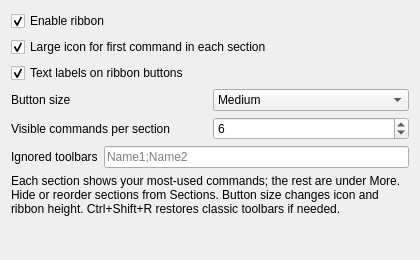
This is Resources/ui/preferences.ui in robdevtech/NeoRibbon as Qt 5 draws it before an edit. The edited form follows.
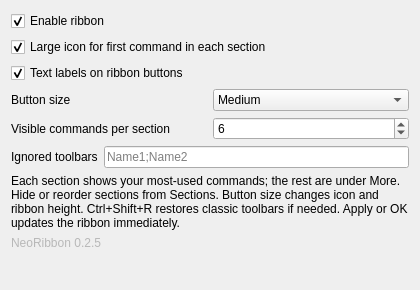
This is the edited form. Custom widgets are drawn as their Qt base class.

Commit message:
Fix preferences Apply so Enable ribbon toggles the live UI.
Keep a long-lived ParamGet handle so the pref observer is not detached on GC, apply settings from a Python preference page, and show the package.xml version on both prefs UIs.

```diff
--- a/Resources/ui/preferences.ui
+++ b/Resources/ui/preferences.ui
@@ -7,7 +7,7 @@
     <x>0</x>
     <y>0</y>
     <width>420</width>
-    <height>260</height>
+    <height>290</height>
    </rect>
   </property>
   <property name="windowTitle">
@@ -161,13 +161,26 @@
    <item>
     <widget class="QLabel" name="labelHint">
      <property name="text">
-      <string>Each section shows your most-used commands; the rest are under More. Hide or reorder sections from Sections. Button size changes icon and ribbon height. Ctrl+Shift+R restores classic toolbars if needed.</string>
+      <string>Each section shows your most-used commands; the rest are under More. Hide or reorder sections from Sections. Button size changes icon and ribbon height. Ctrl+Shift+R restores classic toolbars if needed. Apply or OK updates the ribbon immediately.</string>
      </property>
      <property name="wordWrap">
       <bool>true</bool>
      </property>
     </widget>
    </item>
+   <item>
+    <widget class="QLabel" name="labelVersion">
+     <property name="text">
+      <string>NeoRibbon 0.2.5</string>
+     </property>
+     <property name="toolTip">
+      <string>Installed addon version from package.xml</string>
+     </property>
+     <property name="styleSheet">
+      <string notr="true">color: palette(mid);</string>
+     </property>
+    </widget>
+   </item>
    <item>
     <spacer name="verticalSpacer">
      <property name="orientation">
```
The commit also changes 7 other files.
